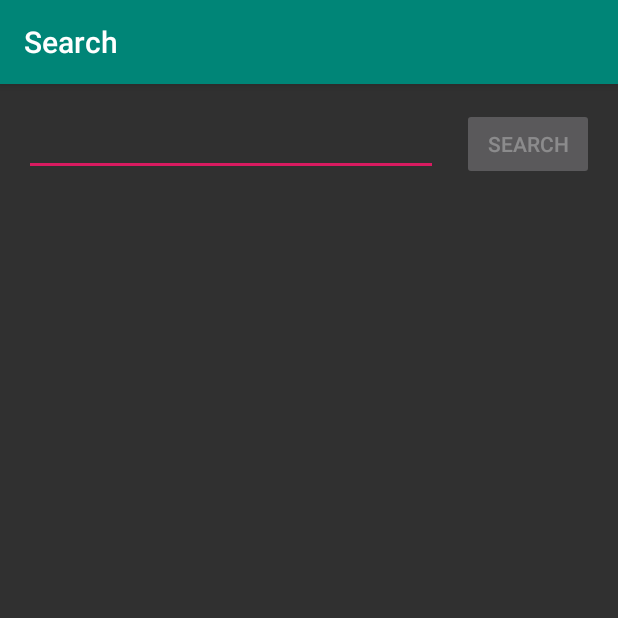
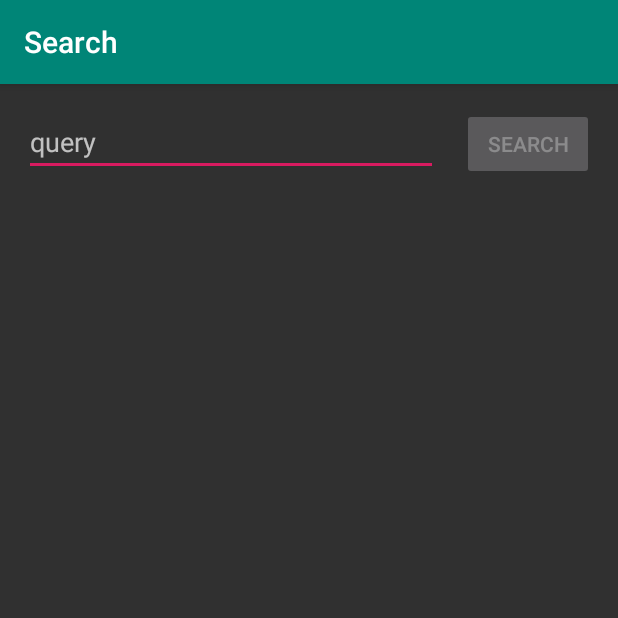
Before and after one commit to DerYeger/stock-simulator, an Android app: the screen it shows after launch (MainActivity), on a phone screen of 412 x 824 dp, the top half of it. Run offline under Robolectric (Android 15) with nearby library versions, the phone set to English and light mode, and no system bars; our stand-ins replace Room's generated code, Timber, data binding, navigation-ui; libraries missing offline, so code that uses them is left out: com.an.biometric; 4 statements that could not run were skipped.

Commit message:
search: Add EditText Hint

```diff
--- a/app/src/main/res/layout/fragment_search.xml
+++ b/app/src/main/res/layout/fragment_search.xml
@@ -17,7 +17,9 @@
         android:layout_height="match_parent">
 
         <EditText
+            android:hint="@string/query"
             android:id="@+id/search_query_edit_text"
+            android:importantForAutofill="no"
             android:layout_width="0dp"
             android:layout_height="wrap_content"
             android:layout_marginStart="@dimen/default_spacing"
--- a/app/src/main/res/values/strings.xml
+++ b/app/src/main/res/values/strings.xml
@@ -21,4 +21,5 @@
     <string name="title_search">Search</string>
     <string name="title_settings">Settings</string>
     <string name="title_stockbrot">Stockbrot</string>
+    <string name="query">query</string>
 </resources>
```
